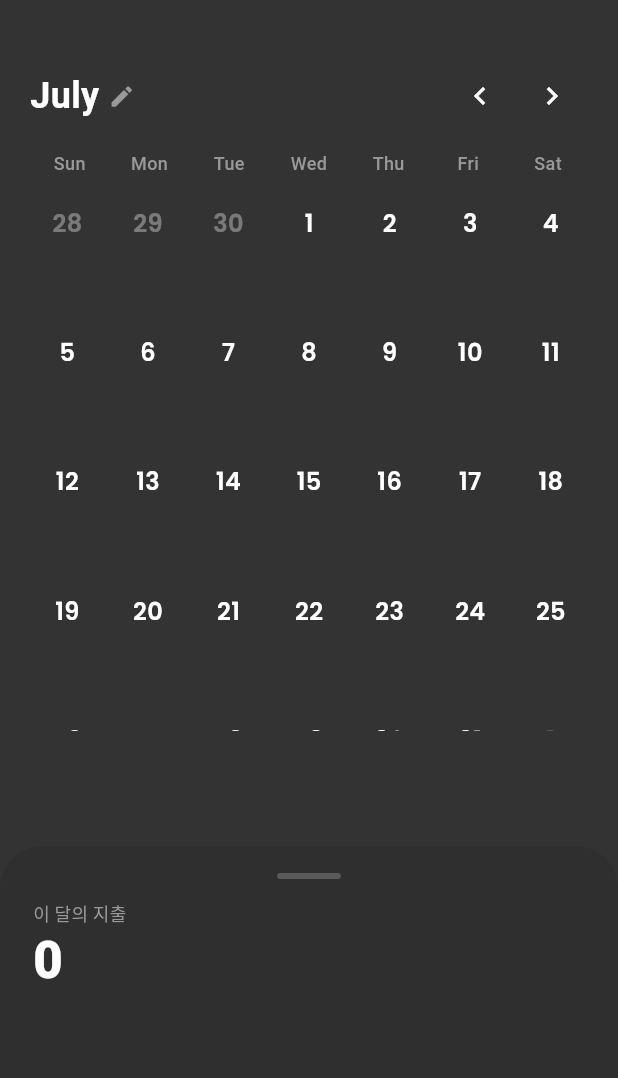
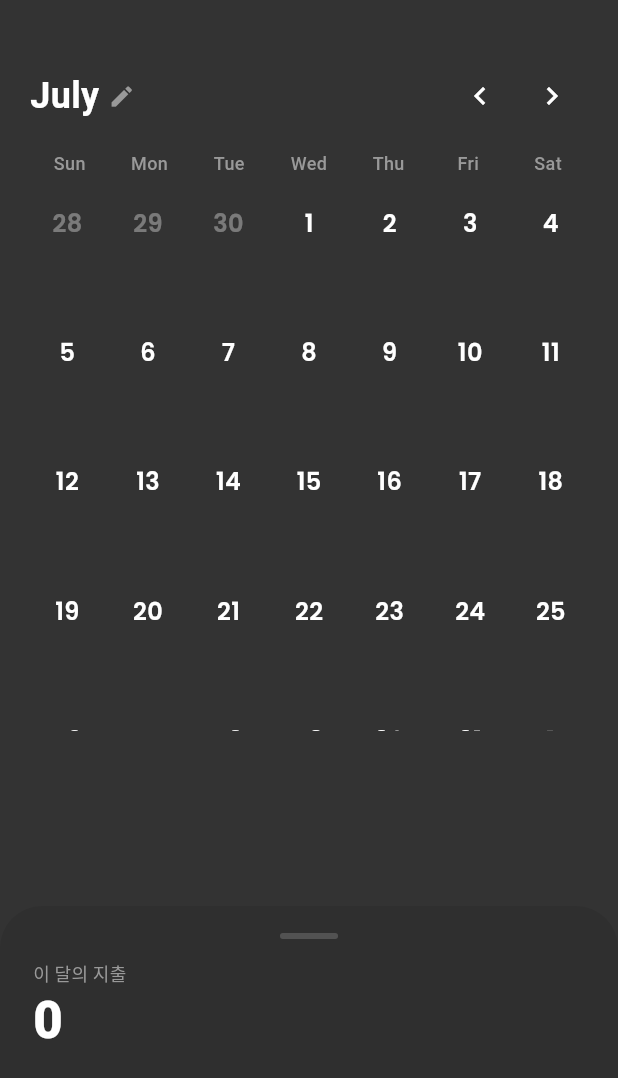
Before and after one commit to jane-uxui/Donymoyo, a Flutter app: the CalendarPage screen opened directly, after a tap on the "chevron left" icon, on a phone screen of 412 x 824 dp. Shown: the top 1078 px of the screen. Run offline on Flutter 3.47's test engine with Material 3 defaults, Android fonts, the light colour scheme and no system bars; our stand-ins replace cloud_firestore, firebase_auth, firebase_core, flutter_slidable, google_sign_in; accounts and stored records are empty; Roboto replaces fonts that are missing (Pretendard).

Commit message:
update_bottomsheet function

```diff
--- a/lib/pages/calendar_page.dart
+++ b/lib/pages/calendar_page.dart
@@ -30,12 +30,15 @@ class _CalendarPageState extends State<CalendarPage>
 
   bool get showDayList => _selectedDay != null;
 
-  static const double _panelMinHeight = 150;
-  static const double _panelMaxHeight = 320;
-  double _panelHeight = 260;
+  static const double _panelMinHeight = 115;
+  static const double _panelDefaultHeight = 220;
+  static const double _panelMaxHeight = 500;
+  double _panelHeight = _panelDefaultHeight;
 
   late final AnimationController _panelSnapController;
   Animation<double>? _panelSnapAnimation;
+  double? _panelDragStartHeight;
+  late Stream<QuerySnapshot<Map<String, dynamic>>> _monthStream;
 
   String get _uid {
     final user = FirebaseAuth.instance.currentUser;
@@ -116,7 +119,8 @@ class _CalendarPageState extends State<CalendarPage>
       _focusedMonth =
           DateTime(_focusedMonth.year, _focusedMonth.month - 1, 1);
       _selectedDay = null;
-      _panelHeight = 260;
+      _panelHeight = _panelDefaultHeight;
+      _monthStream = _watchMonth();
     });
   }
 
@@ -125,7 +129,8 @@ class _CalendarPageState extends State<CalendarPage>
       _focusedMonth =
           DateTime(_focusedMonth.year, _focusedMonth.month + 1, 1);
       _selectedDay = null;
-      _panelHeight = 260;
+      _panelHeight = _panelDefaultHeight;
+      _monthStream = _watchMonth();
     });
   }
 
@@ -153,13 +158,11 @@ class _CalendarPageState extends State<CalendarPage>
   }
 
   void _onHandleDragStart(DragStartDetails details) {
-    if (showDayList) return;
     _panelSnapController.stop();
+    _panelDragStartHeight = _panelHeight;
   }
 
   void _onHandleDragUpdate(DragUpdateDetails details) {
-    if (showDayList) return;
-
     setState(() {
       _panelHeight -= details.delta.dy;
       _panelHeight = _panelHeight.clamp(_panelMinHeight, _panelMaxHeight);
@@ -167,26 +170,47 @@ class _CalendarPageState extends State<CalendarPage>
   }
 
   void _onHandleDragEnd(DragEndDetails details) {
-    if (showDayList) return;
+    final velocity = details.primaryVelocity ?? 0;
+    final startHeight = _panelDragStartHeight ?? _panelHeight;
+    final dragDelta = _panelHeight - startHeight;
+    const snapHeights = [
+      _panelMinHeight,
+      _panelDefaultHeight,
+      _panelMaxHeight,
+    ];
 
-    final velocity = details.primaryVelocity ?? 0;
-    final middle = (_panelMinHeight + _panelMaxHeight) / 2;
-
-    double target;
-    if (velocity > 120) {
-      target = _panelMinHeight;
-    } else if (velocity < -120) {
-      target = _panelMaxHeight;
-    } else {
-      target = _panelHeight < middle ? _panelMinHeight : _panelMaxHeight;
+    var startIndex = 0;
+    var shortestDistance = double.infinity;
+    for (var i = 0; i < snapHeights.length; i++) {
+      final distance = (snapHeights[i] - startHeight).abs();
+      if (distance < shortestDistance) {
+        shortestDistance = distance;
+        startIndex = i;
+      }
     }
 
+    final int direction;
+    if (velocity < -120 || (velocity.abs() <= 120 && dragDelta > 1)) {
+      direction = 1;
+    } else if (velocity > 120 ||
+        (velocity.abs() <= 120 && dragDelta < -1)) {
+      direction = -1;
+    } else {
+      direction = 0;
+    }
+
+    final targetIndex = (startIndex + direction).clamp(0, snapHeights.length - 1);
+    final target = snapHeights[targetIndex];
+
+    _panelDragStartHeight = null;
     _animatePanelTo(target);
   }
 
   @override
   void initState() {
     super.initState();
+
+    _monthStream = _watchMonth();
 
     _panelSnapController = AnimationController(
       vsync: this,
@@ -218,7 +242,7 @@ class _CalendarPageState extends State<CalendarPage>
       backgroundColor: const Color(0xFF333333),
       body: SafeArea(
         child: StreamBuilder<QuerySnapshot<Map<String, dynamic>>>(
-          stream: _watchMonth(),
+          stream: _monthStream,
           builder: (context, monthSnap) {
             if (monthSnap.connectionState == ConnectionState.waiting) {
               return const Center(child: CircularProgressIndicator());
@@ -261,7 +285,7 @@ class _CalendarPageState extends State<CalendarPage>
                             onTitleTap: () {
                               setState(() {
                                 _selectedDay = null;
-                                _panelHeight = 260;
+                                _panelHeight = _panelDefaultHeight;
                               });
                             },
                           ),
@@ -297,7 +321,12 @@ class _CalendarPageState extends State<CalendarPage>
                   ),
                 ),
 
-                Container(
+                GestureDetector(
+                  behavior: HitTestBehavior.opaque,
+                  onVerticalDragStart: _onHandleDragStart,
+                  onVerticalDragUpdate: _onHandleDragUpdate,
+                  onVerticalDragEnd: _onHandleDragEnd,
+                  child: Container(
                     width: double.infinity,
                     height: _panelHeight,
                     decoration: const BoxDecoration(
@@ -333,18 +362,11 @@ class _CalendarPageState extends State<CalendarPage>
                           )
                         : Padding(
                             padding: const EdgeInsets.fromLTRB(22, 18, 22, 18),
-                          child: SingleChildScrollView(
-                            physics: const BouncingScrollPhysics(),
                             child: _MonthCategoryPanel(
                               monthTotal: monthTotal,
                               items: monthExpenses,
                               progress: _panelProgress,
-                            handle: GestureDetector(
-                              behavior: HitTestBehavior.opaque,
-                              onVerticalDragStart: _onHandleDragStart,
-                              onVerticalDragUpdate: _onHandleDragUpdate,
-                              onVerticalDragEnd: _onHandleDragEnd,
-                              child: Center(
+                              handle: Center(
                                 child: Opacity(
                                   opacity: 0.6 + (_panelProgress * 0.4),
                                   child: Container(
@@ -354,7 +376,6 @@ class _CalendarPageState extends State<CalendarPage>
                                     decoration: BoxDecoration(
                                       color: Colors.white24,
                                       borderRadius: BorderRadius.circular(999),
-                                    ),
                                     ),
                                   ),
                                 ),
@@ -651,12 +672,19 @@ class _MonthCategoryPanel extends StatelessWidget {
         const double columnSpacing = 18;
         const double rowSpacing = 12;
         final double itemWidth = (constraints.maxWidth - columnSpacing) / 2;
-        final double categoryMaxHeight = 180 * progress;
+
+        // 0.0이면 접힌 상태, 1.0이면 완전히 펼쳐진 상태입니다.
+        final double safeProgress = progress.clamp(0.0, 1.0);
+        final double revealProgress =
+            Curves.easeOutCubic.transform(safeProgress);
 
         return Column(
+          mainAxisSize: MainAxisSize.min,
           crossAxisAlignment: CrossAxisAlignment.start,
           children: [
             if (handle != null) handle!,
+
+            // 접혀도 항상 보이는 영역
             const Text(
               '이 달의 지출',
               style: TextStyle(
@@ -677,12 +705,16 @@ class _MonthCategoryPanel extends StatelessWidget {
                 height: 1.0,
               ),
             ),
-            SizedBox(height: 28 * progress),
+
+            // 펼칠 때만 위에서 아래로 나타나는 카테고리 영역
             ClipRect(
-              child: SizedBox(
-                height: categoryMaxHeight,
+              child: Align(
+                alignment: Alignment.topLeft,
+                heightFactor: revealProgress,
                 child: Opacity(
-                  opacity: Curves.easeOut.transform(progress),
+                  opacity: revealProgress,
+                  child: Padding(
+                    padding: const EdgeInsets.only(top: 24),
                     child: Wrap(
                       spacing: columnSpacing,
                       runSpacing: rowSpacing,
@@ -695,6 +727,7 @@ class _MonthCategoryPanel extends StatelessWidget {
                           ),
                         );
                       }).toList(),
+                    ),
                   ),
                 ),
               ),
```
Also changed, not shown: lib/pages/main_page.dart (+7 -7 lines). Lines whose indentation alone changed are shown as unchanged.
